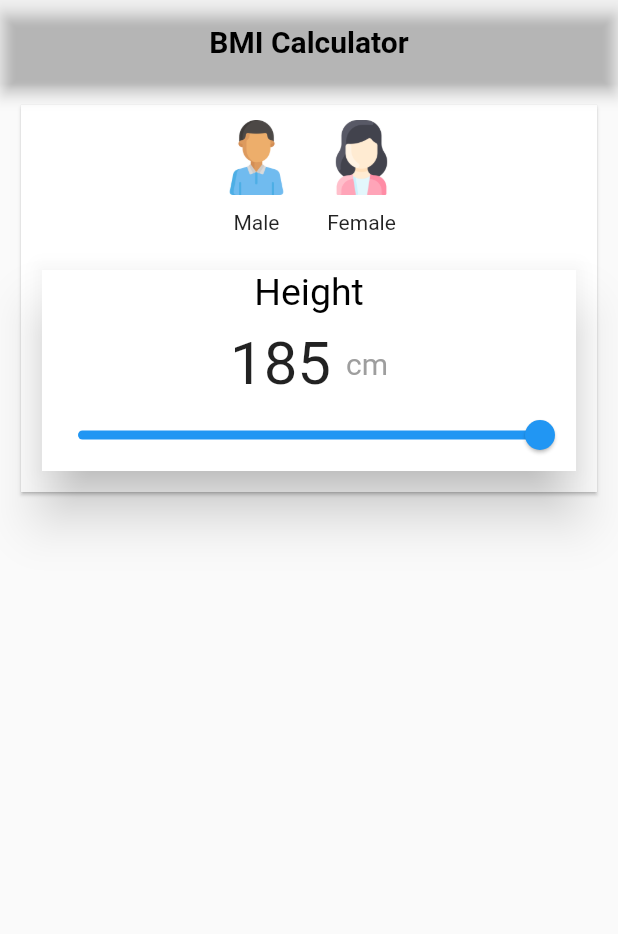
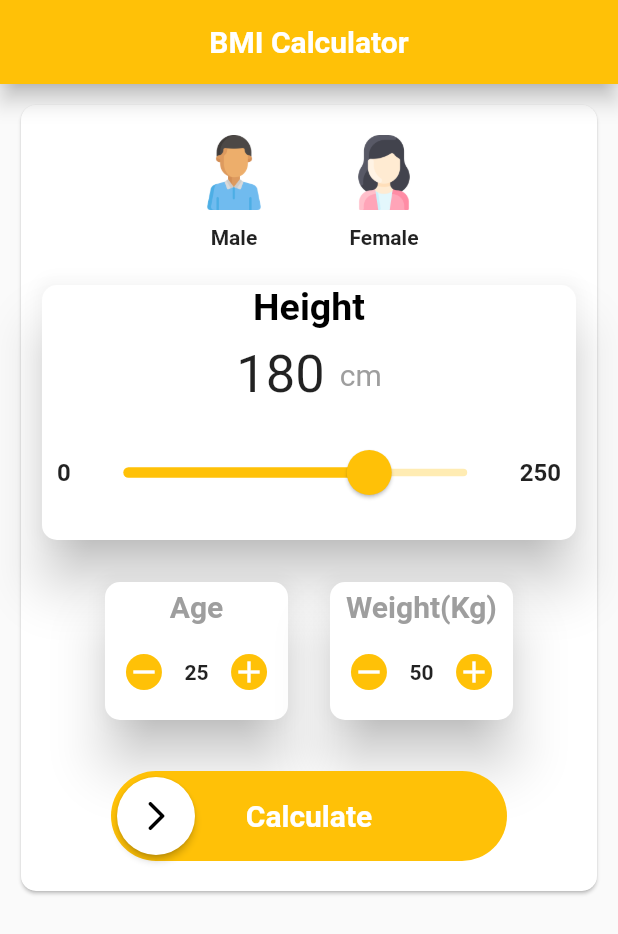
Before and after one commit to SherazJamil/BMI-Calculator-app-in-Flutter, a Flutter app: the screen it shows after launch, on a phone screen of 412 x 824 dp. Shown: the top 934 px of the screen. Run offline on Flutter 3.47's test engine with Material 2 defaults, Android fonts, the phone set to English and light mode, and no system bars; drawn by our look-alikes of swipeable_button_view; our stand-ins replace page_transition, share_plus; missing offline and left inert: dart:ffi, flutter_3d_choice_chip, pretty_gauge, splash_screen_view.

Commit message:
Update all Files

```diff
--- /dev/null
+++ b/lib/AgeWeight.dart
@@ -0,0 +1,124 @@
+import 'package:flutter/material.dart';
+
+class AgeWeightWidget extends StatefulWidget {
+
+  final Function(int) onChange;
+  final int initValue;
+  final int min;
+  final int max;
+  final String title;
+
+  const AgeWeightWidget({Key? key,
+    required this.onChange,
+    required this.initValue,
+    required this.min,
+    required this.max,
+    required this.title,
+  }) : super(key: key);
+
+  @override
+  State<AgeWeightWidget> createState() => _AgeWeightWidgetState();
+}
+
+class _AgeWeightWidgetState extends State<AgeWeightWidget> {
+
+  int counter = 0;
+
+  @override
+  void initState() {
+    super.initState();
+    counter = widget.initValue;
+  }
+
+  @override
+  Widget build(BuildContext context) {
+    return Padding(
+      padding: const EdgeInsets.all(10),
+      child: SizedBox(
+        height: 100,
+        width: 130,
+        child: Card(
+          shape: const RoundedRectangleBorder(
+              borderRadius: BorderRadius.all(Radius.circular(10))
+          ),
+          elevation: 15,
+          child: Column(
+            children: [
+              const SizedBox(
+                height: 5,
+              ),
+              Text(
+                widget.title,
+                style: const TextStyle(
+                  color: Colors.grey,
+                  fontSize: 20,
+                  fontWeight: FontWeight.bold
+                ),
+              ),
+              const SizedBox(
+                height: 10,
+              ),
+              Padding(
+                  padding: const EdgeInsets.all(10),
+                child: Row(
+                  mainAxisAlignment: MainAxisAlignment.center,
+                  children: [
+                    InkWell(
+                      onTap: () {
+                        setState(() {
+                          if (counter > widget.min) {
+                            counter--;
+                          }
+                        });
+                        widget.onChange(counter);
+                      },
+                      child: const CircleAvatar(
+                        radius: 12,
+                        backgroundColor: Colors.amber,
+                        child: Icon(
+                            Icons.remove,
+                          color: Colors.white,
+                        ),
+                      ),
+                    ),
+                    const SizedBox(
+                      width: 15,
+                    ),
+                    Text(
+                      counter.toString(),
+                      textAlign: TextAlign.center,
+                      style: TextStyle(
+                        fontWeight: FontWeight.bold
+                      ),
+                    ),
+                    const SizedBox(
+                      width: 15,
+                    ),
+                    InkWell(
+                      child: const CircleAvatar(
+                        backgroundColor: Colors.amber,
+                        radius: 12,
+                        child: Icon(
+                          Icons.add,
+                          color: Colors.white,
+                        ),
+                      ),
+                      onTap: () {
+                        setState(() {
+                          if (counter < widget.max) {
+                            counter++;
+                          }
+                        });
+                        widget.onChange(counter);
+                      },
+                    ),
+                  ],
+                ),
+              )
+            ],
+          ),
+        ),
+      ),
+    );
+  }
+}
--- a/lib/Gender.dart
+++ b/lib/Gender.dart
@@ -22,10 +22,8 @@ class _GenderWidgetState extends State<GenderWidget> {
   final ChoiceChip3DStyle unselectStyle = ChoiceChip3DStyle(
       topColor: Colors.white,
       backColor: Colors.grey[300]!,
-      borderRadius: BorderRadius.circular(20)
+      borderRadius: BorderRadius.circular(20),
   );
-
-
 
   @override
   Widget build(BuildContext context) {
@@ -35,6 +33,7 @@ class _GenderWidgetState extends State<GenderWidget> {
         mainAxisAlignment: MainAxisAlignment.center,
         children: [
           ChoiceChip3D(
+            height: 100,
             border: Border.all(
               color: Colors.grey,
             ),
@@ -49,6 +48,9 @@ class _GenderWidgetState extends State<GenderWidget> {
               selected: gender == 1,
               child: Column(
                 children: [
+                  const SizedBox(
+                    height: 10,
+                  ),
                   Image.asset(
                     "assets/male.png",
                     width: 50,
@@ -58,14 +60,18 @@ class _GenderWidgetState extends State<GenderWidget> {
                   ),
                   const Text(
                     'Male',
+                    style: TextStyle(
+                      fontWeight: FontWeight.bold,
+                    ),
                   ),
                 ],
               ),
           ),
           const SizedBox(
-            width: 20,
+            width: 50,
           ),
           ChoiceChip3D(
+            height: 100,
             border: Border.all(
               color: Colors.grey,
             ),
@@ -80,6 +86,9 @@ class _GenderWidgetState extends State<GenderWidget> {
             selected: gender == 2,
             child: Column(
               children: [
+                const SizedBox(
+                  height: 10,
+                ),
                 Image.asset(
                   "assets/female.png",
                   width: 50,
@@ -89,6 +98,9 @@ class _GenderWidgetState extends State<GenderWidget> {
                 ),
                 const Text(
                   'Female',
+                  style: TextStyle(
+                    fontWeight: FontWeight.bold,
+                  ),
                 ),
               ],
             ),
--- a/lib/Height.dart
+++ b/lib/Height.dart
@@ -1,4 +1,5 @@
 import 'dart:ffi';
+import 'dart:math';
 
 import 'package:flutter/material.dart';
 
@@ -12,20 +13,23 @@ class HeightWidget extends StatefulWidget {
 
 class _HeightWidgetState extends State<HeightWidget> {
 
-  int height = 185;
+  int height = 180;
 
   @override
   Widget build(BuildContext context) {
     return Padding(
       padding: const EdgeInsets.all(10),
       child: Card(
-        shape: const RoundedRectangleBorder(),
+        shape: const RoundedRectangleBorder(
+            borderRadius: BorderRadius.all(Radius.circular(10))
+        ),
         elevation: 15,
         child: Column(
           children: [
             const Text(
               'Height',
               style: TextStyle(
+                fontWeight: FontWeight.bold,
                 fontSize: 25,
                 color: Colors.black,
               ),
@@ -39,7 +43,7 @@ class _HeightWidgetState extends State<HeightWidget> {
                 Text(
                   height.toString(),
                   style: const TextStyle(
-                    fontSize: 40
+                    fontSize: 35
                   ),
                 ),
                 const SizedBox(
@@ -54,7 +58,33 @@ class _HeightWidgetState extends State<HeightWidget> {
                 ),
               ],
             ),
-            Slider(
+            SliderTheme(
+              data: SliderThemeData(
+                activeTrackColor: Colors.amber,
+                inactiveTrackColor: Colors.amber.shade100,
+                thumbColor: Colors.amber,
+                overlayColor: Colors.amber.shade200,
+                overlayShape: const RoundSliderOverlayShape(
+                  overlayRadius:35
+              ),
+                valueIndicatorColor: Colors.amber,
+                valueIndicatorShape: PaddleSliderValueIndicatorShape(),
+                thumbShape: const RoundSliderThumbShape(
+                  enabledThumbRadius: 15,
+                ),
+                trackHeight: 5,
+              ),
+              child: Padding(
+                padding: const EdgeInsets.all(10.0),
+                child: Row(
+                  children: [
+                    buildSideLabel(min(0,0)),
+                    Expanded(
+                      child: Slider(
+                        min: 0,
+                        max: 250,
+                        label: height.round().toString(),
+                        divisions: 250,
                         value: height.toDouble(),
                         onChanged: (value) {
                           setState(() {
@@ -63,9 +93,23 @@ class _HeightWidgetState extends State<HeightWidget> {
                           widget.onChange(height);
                           },
                       ),
+                    ),
+                    buildSideLabel(max(250,250)),
+                  ],
+                ),
+              ),
+            ),
           ],
         ),
       ),
     );
   }
+
+  Widget buildSideLabel(int height) => Text(
+    height.round().toString(),
+    style: const TextStyle(
+      fontSize: 16,
+      fontWeight: FontWeight.bold,
+    ),
+  );
 }
--- a/lib/Home.dart
+++ b/lib/Home.dart
@@ -1,6 +1,11 @@
+import 'dart:math';
 import 'package:bmicalculator_app/Gender.dart';
 import 'package:bmicalculator_app/Height.dart';
 import 'package:flutter/material.dart';
+import 'package:page_transition/page_transition.dart';
+import 'package:swipeable_button_view/swipeable_button_view.dart';
+import 'AgeWeight.dart';
+import 'Score.dart';
 
 class HomeScreen extends StatefulWidget {
   const HomeScreen({Key? key}) : super(key: key);
@@ -15,28 +20,33 @@ class _HomeScreenState extends State<HomeScreen> {
   int age = 0;
   int height = 0;
   int weight = 0;
+  bool isFinished = false;
+  double bmiScore = 0;
 
   @override
   Widget build(BuildContext context) {
     return Scaffold(
       appBar: AppBar(
         automaticallyImplyLeading: false,
-        //backgroundColor: const Color(0xFF1DBF73),
-        backgroundColor: Colors.transparent,
+        backgroundColor: Colors.amber,
+        elevation: 6,
         centerTitle: true,
         title: const Text(
           'BMI Calculator',
           style: TextStyle(
             fontWeight: FontWeight.bold,
-            color: Colors.black
+            color: Colors.white,
           ),
         ),
       ),
-      body: SingleChildScrollView(
+      body: SafeArea(
+        child: SingleChildScrollView(
           child: Container(
             padding: const EdgeInsets.all(10),
             child: Card(
-            shape: const RoundedRectangleBorder(),
+              shape: const RoundedRectangleBorder(
+                borderRadius: BorderRadius.all(Radius.circular(10))
+              ),
               child: Column(
                 children: [
                   GenderWidget(
@@ -49,11 +59,78 @@ class _HomeScreenState extends State<HomeScreen> {
                         height = heightVal;
                       }
                   ),
+                  Row(
+                    mainAxisAlignment: MainAxisAlignment.center,
+                    children: [
+                      AgeWeightWidget(
+                          onChange: (ageVal) {
+                            age = ageVal;
+                          },
+                          title: "Age",
+                          initValue: 25,
+                          min: 0,
+                          max: 100),
+                      AgeWeightWidget(
+                          onChange: (weightVal) {
+                            weight = weightVal;
+                          },
+                          title: "Weight(Kg)",
+                          initValue: 50,
+                          min: 0,
+                          max: 250)
                     ],
+                  ),
+                  Padding(
+                      padding: const EdgeInsets.symmetric(
+                        vertical: 20,
+                        horizontal: 60
+                      ),
+                    child: SwipeableButtonView(
+                      isFinished: isFinished,
+                      onFinish: () async {
+                        await Navigator.push(context, PageTransition(
+                          child: ScoreScreen(
+                            bmiScore = bmiScore,
+                            age = age,
+                            age: age,
+                            bmiScore: bmiScore,
+                          ),
+                          type: PageTransitionType.fade
+                        ));
+                        setState(() {
+                          isFinished = false;
+                        });
+                      },
+                      onWaitingProcess: () {
+                        calculateBmi();
+                        Future.delayed(Duration(seconds: 1), () {
+                          setState(() {
+                            isFinished = true;
+                          });
+                        });
+                      },
+                      activeColor: Colors.amber,
+                      buttonWidget: const Icon(
+                        Icons.arrow_forward_ios_rounded,
+                        color: Colors.black,
+                      ),
+                      buttonText: "Calculate",
+                      buttontextstyle: const TextStyle(
+                        fontSize: 20,
+                        color: Colors.white,
+                        fontWeight: FontWeight.bold
+                      ),
+                    ),
+                  ),
+                ],
+              ),
             ),
           ),
         ),
       ),
     );
   }
+  void calculateBmi() {
+    bmiScore = weight / pow(height / 100, 2);
   }
+}
--- a/lib/main.dart
+++ b/lib/main.dart
@@ -14,9 +14,9 @@ class MyApp extends StatelessWidget {
   Widget build(BuildContext context) {
     SystemChrome.setSystemUIOverlayStyle(
         const SystemUiOverlayStyle(
-          statusBarColor: Color(0xFF1DBF73),
-          statusBarBrightness: Brightness.light,
-          statusBarIconBrightness: Brightness.light,
+          statusBarColor: Colors.amber,
+          statusBarBrightness: Brightness.dark,
+          statusBarIconBrightness: Brightness.dark,
         ));
     SystemChrome.setPreferredOrientations([
       DeviceOrientation.portraitUp,
--- a/pubspec.yaml
+++ b/pubspec.yaml
@@ -36,6 +36,10 @@ dependencies:
   cupertino_icons: ^1.0.2
   splash_screen_view: ^3.0.0
   flutter_3d_choice_chip: ^0.1.4
+  swipeable_button_view:
+  page_transition: ^2.0.9
+  pretty_gauge: ^1.0.1
+  share_plus: ^4.4.0
 
 dev_dependencies:
   flutter_test:
```
Also changed, not shown: lib/Score.dart (added, +168 -0 lines), pubspec.lock, 6 other files. Lines whose indentation alone changed are shown as unchanged.
